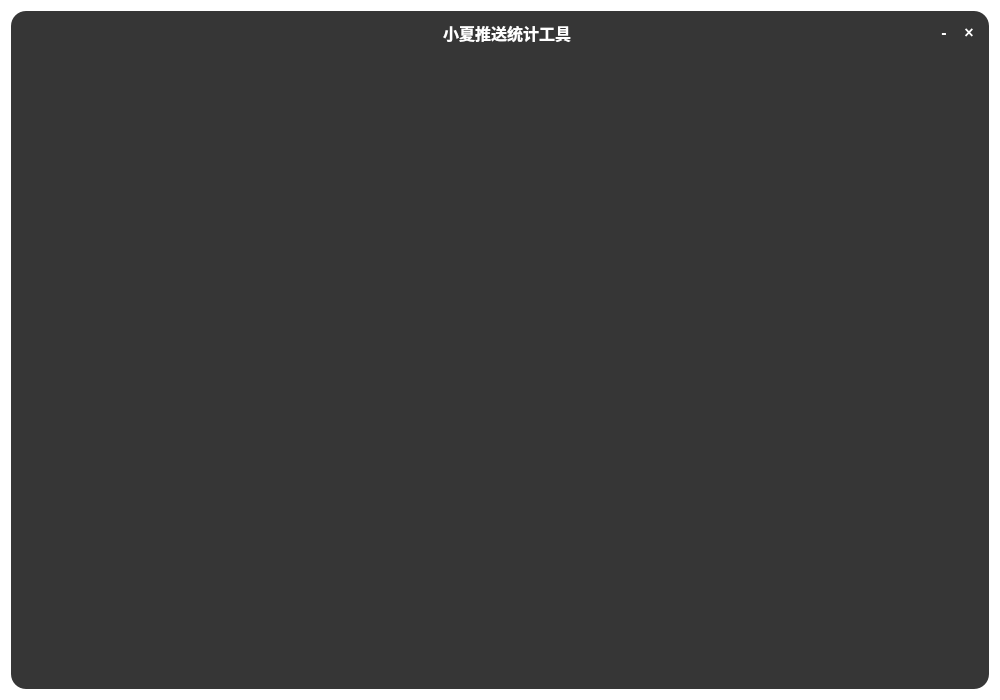
This is ui/ui_design/main_win.ui in Epochmaking/xiaoxia_contribution_statistic_tool as Qt 5 draws it before an edit. The edited form follows.
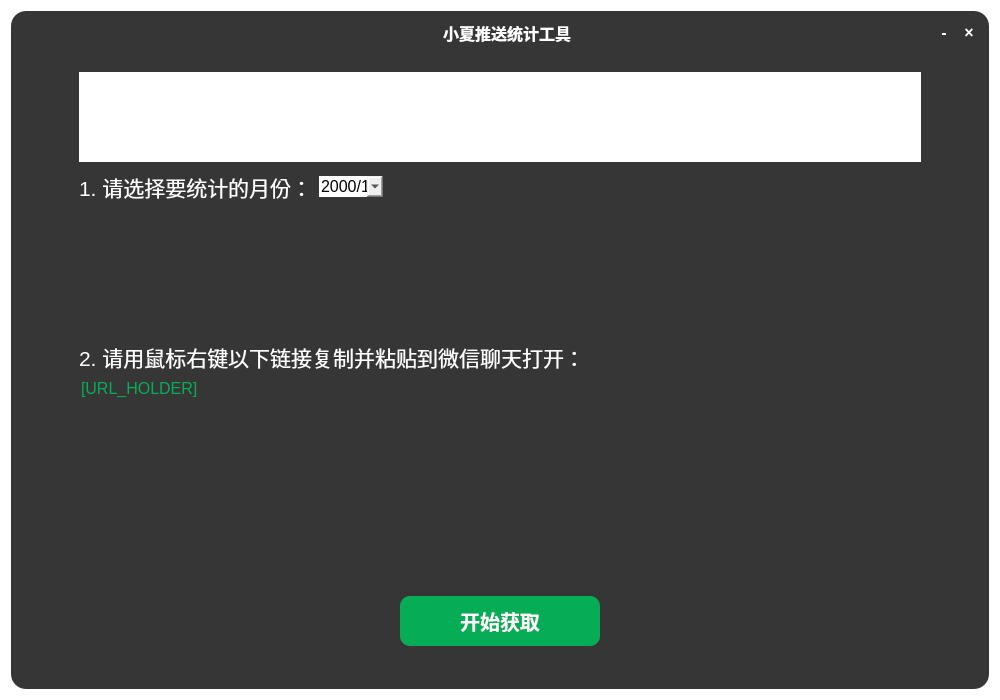
This is the edited form. The open tabs and pages were chosen to show the change. Icons and pictures are not drawn.

Commit message: feat: implement step 2 url showing and date choser

Patch:
```diff
--- a/ui/ui_design/main_win.ui
+++ b/ui/ui_design/main_win.ui
@@ -758,7 +758,450 @@
              </item>
             </layout>
            </widget>
-           <widget class="QWidget" name="page_2"/>
+           <widget class="QWidget" name="page_2">
+            <layout class="QVBoxLayout" name="verticalLayout_3">
+             <property name="spacing">
+              <number>0</number>
+             </property>
+             <item>
+              <widget class="QWidget" name="content_2" native="true">
+               <property name="sizePolicy">
+                <sizepolicy hsizetype="Preferred" vsizetype="Maximum">
+                 <horstretch>0</horstretch>
+                 <verstretch>0</verstretch>
+                </sizepolicy>
+               </property>
+               <layout class="QVBoxLayout" name="verticalLayout_8">
+                <property name="spacing">
+                 <number>2</number>
+                </property>
+                <property name="leftMargin">
+                 <number>50</number>
+                </property>
+                <property name="topMargin">
+                 <number>9</number>
+                </property>
+                <property name="rightMargin">
+                 <number>50</number>
+                </property>
+                <property name="bottomMargin">
+                 <number>0</number>
+                </property>
+                <item alignment="Qt::AlignmentFlag::AlignTop">
+                 <widget class="QTextBrowser" name="textBrowser_2">
+                  <property name="sizePolicy">
+                   <sizepolicy hsizetype="Expanding" vsizetype="Minimum">
+                    <horstretch>0</horstretch>
+                    <verstretch>0</verstretch>
+                   </sizepolicy>
+                  </property>
+                  <property name="maximumSize">
+                   <size>
+                    <width>16777215</width>
+                    <height>90</height>
+                   </size>
+                  </property>
+                  <property name="mouseTracking">
+                   <bool>false</bool>
+                  </property>
+                  <property name="acceptDrops">
+                   <bool>false</bool>
+                  </property>
+                  <property name="html">
+                   <string>&lt;!DOCTYPE HTML PUBLIC &quot;-//W3C//DTD HTML 4.0//EN&quot; &quot;http://www.w3.org/TR/REC-html40/strict.dtd&quot;&gt;
+&lt;html&gt;&lt;head&gt;&lt;meta name=&quot;qrichtext&quot; content=&quot;1&quot; /&gt;&lt;meta charset=&quot;utf-8&quot; /&gt;&lt;style type=&quot;text/css&quot;&gt;
+p, li { white-space: pre-wrap; }
+hr { height: 1px; border-width: 0; }
+li.unchecked::marker { content: &quot;\2610&quot;; }
+li.checked::marker { content: &quot;\2612&quot;; }
+&lt;/style&gt;&lt;/head&gt;&lt;body style=&quot; font-family:'Microsoft YaHei UI'; font-size:9pt; font-weight:400; font-style:normal;&quot;&gt;
+&lt;p align=&quot;center&quot; style=&quot; margin-top:0px; margin-bottom:0px; margin-left:0px; margin-right:0px; -qt-block-indent:0; text-indent:0px;&quot;&gt;&lt;span style=&quot; font-size:26pt; font-weight:700; color:#ffffff;&quot;&gt;第二步  获取公众号历史文章列表&lt;/span&gt;&lt;/p&gt;
+&lt;p align=&quot;center&quot; style=&quot;-qt-paragraph-type:empty; margin-top:15px; margin-bottom:0px; margin-left:0px; margin-right:0px; -qt-block-indent:0; text-indent:0px; color:#ffffff;&quot;&gt;&lt;br /&gt;&lt;/p&gt;&lt;/body&gt;&lt;/html&gt;</string>
+                  </property>
+                  <property name="textInteractionFlags">
+                   <set>Qt::TextInteractionFlag::LinksAccessibleByKeyboard|Qt::TextInteractionFlag::LinksAccessibleByMouse</set>
+                  </property>
+                 </widget>
+                </item>
+               </layout>
+              </widget>
+             </item>
+             <item alignment="Qt::AlignmentFlag::AlignTop">
+              <widget class="QWidget" name="widget" native="true">
+               <property name="styleSheet">
+                <string notr="true"/>
+               </property>
+               <layout class="QHBoxLayout" name="horizontalLayout_5">
+                <property name="leftMargin">
+                 <number>50</number>
+                </property>
+                <property name="rightMargin">
+                 <number>50</number>
+                </property>
+                <item>
+                 <widget class="QLabel" name="label">
+                  <property name="font">
+                   <font>
+                    <pointsize>16</pointsize>
+                   </font>
+                  </property>
+                  <property name="styleSheet">
+                   <string notr="true">color: rgb(255, 255, 255);</string>
+                  </property>
+                  <property name="text">
+                   <string>1. 请选择要统计的月份：</string>
+                  </property>
+                 </widget>
+                </item>
+                <item>
+                 <widget class="QDateEdit" name="date_edit">
+                  <property name="font">
+                   <font>
+                    <pointsize>-1</pointsize>
+                   </font>
+                  </property>
+                  <property name="styleSheet">
+                   <string notr="true">QDateEdit {
+	font-size: 16px;
+}
+
+/*标题栏的样式*/
+QCalendarWidget QWidget#qt_calendar_navigationbar
+{ 
+  background-color: rgb(6, 173, 86);
+}
+
+/*日历部分*/
+#qt_calendar_calendarview {
+    background-color: rgb(71, 71, 71);	/*背景颜色*/
+    font: 16px;								/*字体*/
+}
+
+/*这里是激活的日期的样式也就是当前这个月*/
+QCalendarWidget QAbstractItemView:enabled 
+ {
+	selection-background-color: rgb(6, 173, 86);
+    selection-color: rgb(255, 255, 255);
+   	font-size:16px;  
+   	color: rgb(255, 255, 255); 
+ }
+  
+ /*这里是其他月份的样式*/
+QCalendarWidget QAbstractItemView:disabled 
+{ 
+	color: rgb(134, 134, 134);
+}
+</string>
+                  </property>
+                  <property name="wrapping">
+                   <bool>false</bool>
+                  </property>
+                  <property name="frame">
+                   <bool>false</bool>
+                  </property>
+                  <property name="buttonSymbols">
+                   <enum>QAbstractSpinBox::ButtonSymbols::NoButtons</enum>
+                  </property>
+                  <property name="accelerated">
+                   <bool>false</bool>
+                  </property>
+                  <property name="showGroupSeparator" stdset="0">
+                   <bool>false</bool>
+                  </property>
+                  <property name="currentSection">
+                   <enum>QDateTimeEdit::Section::YearSection</enum>
+                  </property>
+                  <property name="displayFormat">
+                   <string>yyyy/M</string>
+                  </property>
+                  <property name="calendarPopup">
+                   <bool>true</bool>
+                  </property>
+                  <property name="timeSpec">
+                   <enum>Qt::TimeSpec::UTC</enum>
+                  </property>
+                 </widget>
+                </item>
+                <item>
+                 <spacer name="horizontalSpacer">
+                  <property name="orientation">
+                   <enum>Qt::Orientation::Horizontal</enum>
+                  </property>
+                  <property name="sizeHint" stdset="0">
+                   <size>
+                    <width>40</width>
+                    <height>20</height>
+                   </size>
+                  </property>
+                 </spacer>
+                </item>
+               </layout>
+              </widget>
+             </item>
+             <item alignment="Qt::AlignmentFlag::AlignTop">
+              <widget class="QWidget" name="widget_2" native="true">
+               <layout class="QVBoxLayout" name="verticalLayout_4">
+                <property name="leftMargin">
+                 <number>50</number>
+                </property>
+                <property name="rightMargin">
+                 <number>50</number>
+                </property>
+                <item>
+                 <widget class="QLabel" name="label_2">
+                  <property name="font">
+                   <font>
+                    <pointsize>16</pointsize>
+                   </font>
+                  </property>
+                  <property name="styleSheet">
+                   <string notr="true">color: rgb(255, 255, 255);</string>
+                  </property>
+                  <property name="text">
+                   <string>2. 请用鼠标右键以下链接复制并粘贴到微信聊天打开：</string>
+                  </property>
+                 </widget>
+                </item>
+                <item>
+                 <widget class="QLabel" name="article_list_url">
+                  <property name="palette">
+                   <palette>
+                    <active>
+                     <colorrole role="WindowText">
+                      <brush brushstyle="SolidPattern">
+                       <color alpha="255">
+                        <red>6</red>
+                        <green>173</green>
+                        <blue>86</blue>
+                       </color>
+                      </brush>
+                     </colorrole>
+                     <colorrole role="Text">
+                      <brush brushstyle="SolidPattern">
+                       <color alpha="255">
+                        <red>6</red>
+                        <green>173</green>
+                        <blue>86</blue>
+                       </color>
+                      </brush>
+                     </colorrole>
+                     <colorrole role="ButtonText">
+                      <brush brushstyle="SolidPattern">
+                       <color alpha="255">
+                        <red>6</red>
+                        <green>173</green>
+                        <blue>86</blue>
+                       </color>
+                      </brush>
+                     </colorrole>
+                     <colorrole role="Highlight">
+                      <brush brushstyle="SolidPattern">
+                       <color alpha="255">
+                        <red>7</red>
+                        <green>188</green>
+                        <blue>91</blue>
+                       </color>
+                      </brush>
+                     </colorrole>
+                     <colorrole role="PlaceholderText">
+                      <brush brushstyle="SolidPattern">
+                       <color alpha="128">
+                        <red>6</red>
+                        <green>173</green>
+                        <blue>86</blue>
+                       </color>
+                      </brush>
+                     </colorrole>
+                    </active>
+                    <inactive>
+                     <colorrole role="WindowText">
+                      <brush brushstyle="SolidPattern">
+                       <color alpha="255">
+                        <red>6</red>
+                        <green>173</green>
+                        <blue>86</blue>
+                       </color>
+                      </brush>
+                     </colorrole>
+                     <colorrole role="Text">
+                      <brush brushstyle="SolidPattern">
+                       <color alpha="255">
+                        <red>6</red>
+                        <green>173</green>
+                        <blue>86</blue>
+                       </color>
+                      </brush>
+                     </colorrole>
+                     <colorrole role="ButtonText">
+                      <brush brushstyle="SolidPattern">
+                       <color alpha="255">
+                        <red>6</red>
+                        <green>173</green>
+                        <blue>86</blue>
+                       </color>
+                      </brush>
+                     </colorrole>
+                     <colorrole role="Highlight">
+                      <brush brushstyle="SolidPattern">
+                       <color alpha="255">
+                        <red>7</red>
+                        <green>188</green>
+                        <blue>91</blue>
+                       </color>
+                      </brush>
+                     </colorrole>
+                     <colorrole role="PlaceholderText">
+                      <brush brushstyle="SolidPattern">
+                       <color alpha="128">
+                        <red>6</red>
+                        <green>173</green>
+                        <blue>86</blue>
+                       </color>
+                      </brush>
+                     </colorrole>
+                    </inactive>
+                    <disabled>
+                     <colorrole role="WindowText">
+                      <brush brushstyle="SolidPattern">
+                       <color alpha="255">
+                        <red>6</red>
+                        <green>173</green>
+                        <blue>86</blue>
+                       </color>
+                      </brush>
+                     </colorrole>
+                     <colorrole role="Text">
+                      <brush brushstyle="SolidPattern">
+                       <color alpha="255">
+                        <red>6</red>
+                        <green>173</green>
+                        <blue>86</blue>
+                       </color>
+                      </brush>
+                     </colorrole>
+                     <colorrole role="ButtonText">
+                      <brush brushstyle="SolidPattern">
+                       <color alpha="255">
+                        <red>6</red>
+                        <green>173</green>
+                        <blue>86</blue>
+                       </color>
+                      </brush>
+                     </colorrole>
+                     <colorrole role="PlaceholderText">
+                      <brush brushstyle="SolidPattern">
+                       <color alpha="128">
+                        <red>6</red>
+                        <green>173</green>
+                        <blue>86</blue>
+                       </color>
+                      </brush>
+                     </colorrole>
+                    </disabled>
+                   </palette>
+                  </property>
+                  <property name="font">
+                   <font>
+                    <pointsize>12</pointsize>
+                   </font>
+                  </property>
+                  <property name="styleSheet">
+                   <string notr="true">color: rgb(6, 173, 86);</string>
+                  </property>
+                  <property name="text">
+                   <string>[URL_HOLDER]</string>
+                  </property>
+                  <property name="wordWrap">
+                   <bool>true</bool>
+                  </property>
+                  <property name="margin">
+                   <number>2</number>
+                  </property>
+                  <property name="indent">
+                   <number>2</number>
+                  </property>
+                  <property name="textInteractionFlags">
+                   <set>Qt::TextInteractionFlag::TextSelectableByMouse</set>
+                  </property>
+                 </widget>
+                </item>
+               </layout>
+              </widget>
+             </item>
+             <item alignment="Qt::AlignmentFlag::AlignBottom">
+              <widget class="QWidget" name="btn_container_2" native="true">
+               <property name="minimumSize">
+                <size>
+                 <width>0</width>
+                 <height>100</height>
+                </size>
+               </property>
+               <property name="styleSheet">
+                <string notr="true">QPushButton {
+	background: rgb(6, 173, 86);
+	color: rgb(255, 255, 255);
+	border-radius: 10px;
+	font-size: 20px;
+	font-weight: bold;
+}
+QPushButton:hover {
+	background: rgb(6, 156, 76);
+}</string>
+               </property>
+               <layout class="QHBoxLayout" name="horizontalLayout_4">
+                <item>
+                 <spacer name="horizontalSpacer_5">
+                  <property name="orientation">
+                   <enum>Qt::Orientation::Horizontal</enum>
+                  </property>
+                  <property name="sizeHint" stdset="0">
+                   <size>
+                    <width>40</width>
+                    <height>20</height>
+                   </size>
+                  </property>
+                 </spacer>
+                </item>
+                <item>
+                 <widget class="QPushButton" name="step_two_btn">
+                  <property name="sizePolicy">
+                   <sizepolicy hsizetype="Fixed" vsizetype="Fixed">
+                    <horstretch>0</horstretch>
+                    <verstretch>0</verstretch>
+                   </sizepolicy>
+                  </property>
+                  <property name="minimumSize">
+                   <size>
+                    <width>200</width>
+                    <height>50</height>
+                   </size>
+                  </property>
+                  <property name="cursor">
+                   <cursorShape>PointingHandCursor</cursorShape>
+                  </property>
+                  <property name="text">
+                   <string>开始获取</string>
+                  </property>
+                 </widget>
+                </item>
+                <item>
+                 <spacer name="horizontalSpacer_6">
+                  <property name="orientation">
+                   <enum>Qt::Orientation::Horizontal</enum>
+                  </property>
+                  <property name="sizeHint" stdset="0">
+                   <size>
+                    <width>40</width>
+                    <height>20</height>
+                   </size>
+                  </property>
+                 </spacer>
+                </item>
+               </layout>
+              </widget>
+             </item>
+            </layout>
+           </widget>
            <widget class="QWidget" name="page_3"/>
           </widget>
          </item>
```
Left out of the diff: 2 changed lines with no effect on the pictures. The commit also changes 6 other files.
